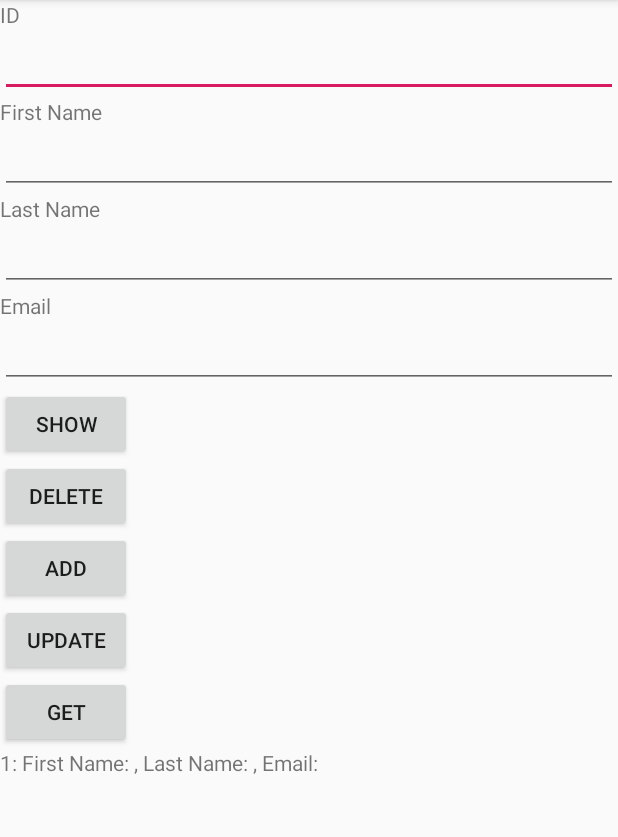
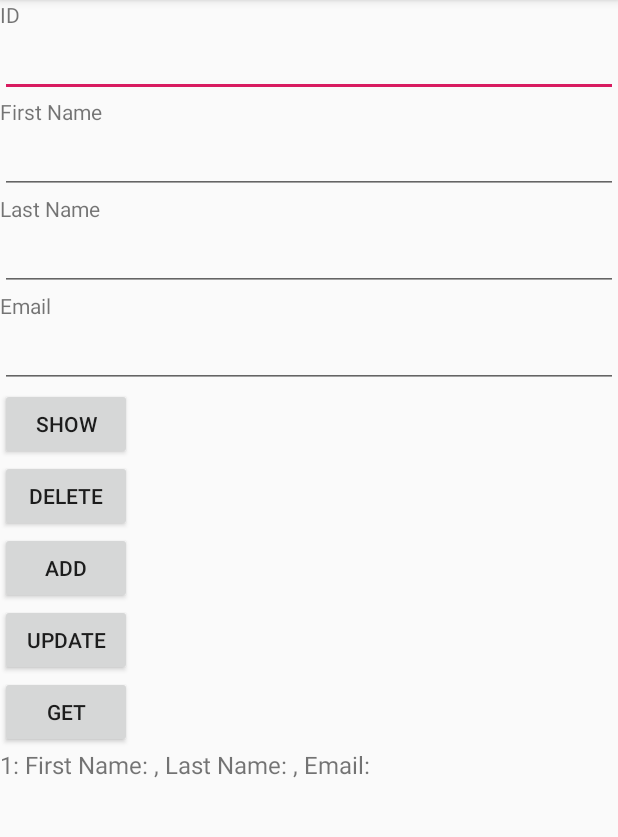
Before and after one commit to filipeamorais/ee654mobilecomputingdataaccesobjsqlprac, an Android app: the screen it shows after launch (MainActivity), after a tap on "GET", on a phone screen of 412 x 824 dp, the part 84-921 px from its top. Run offline under Robolectric (Android 15) with nearby library versions, the phone set to English and light mode, and no system bars; 3 other taps on this screen came first.

```diff
--- a/app/src/main/res/layout/activity_main.xml
+++ b/app/src/main/res/layout/activity_main.xml
@@ -61,7 +61,7 @@
         android:layout_height="wrap_content"
         android:text="UPDATE"
         android:id="@+id/updateB"
-        android:onClick="showRecords"/>
+        android:onClick="updateRecord"/>
     <Button
         android:layout_width="wrap_content"
         android:layout_height="wrap_content"
@@ -71,5 +71,6 @@
     <TextView
         android:id="@+id/textV"
         android:layout_width="wrap_content"
-        android:layout_height="wrap_content" />
+        android:layout_height="wrap_content"
+        android:textSize="16dp"/>
 </LinearLayout>
```
Also changed, not shown: app/src/main/java/com/example/dataaccesobjsqlprac/MainActivity.java (+10 -1 lines).
